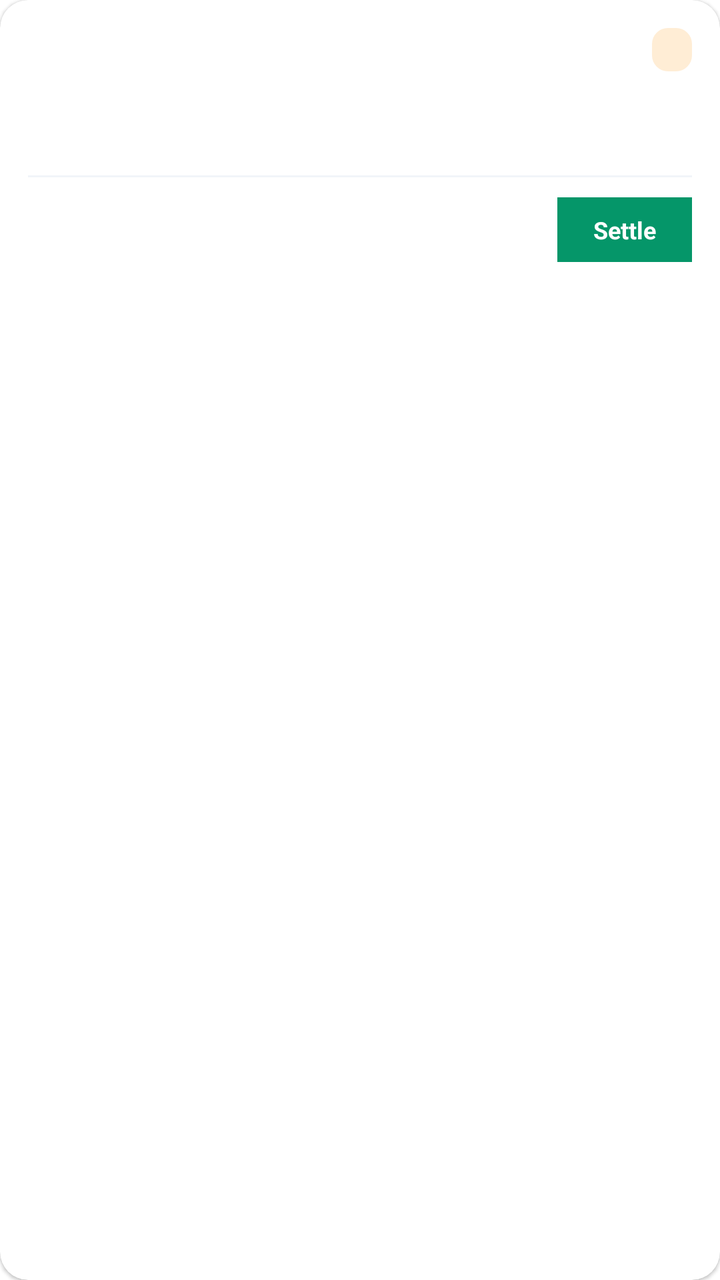
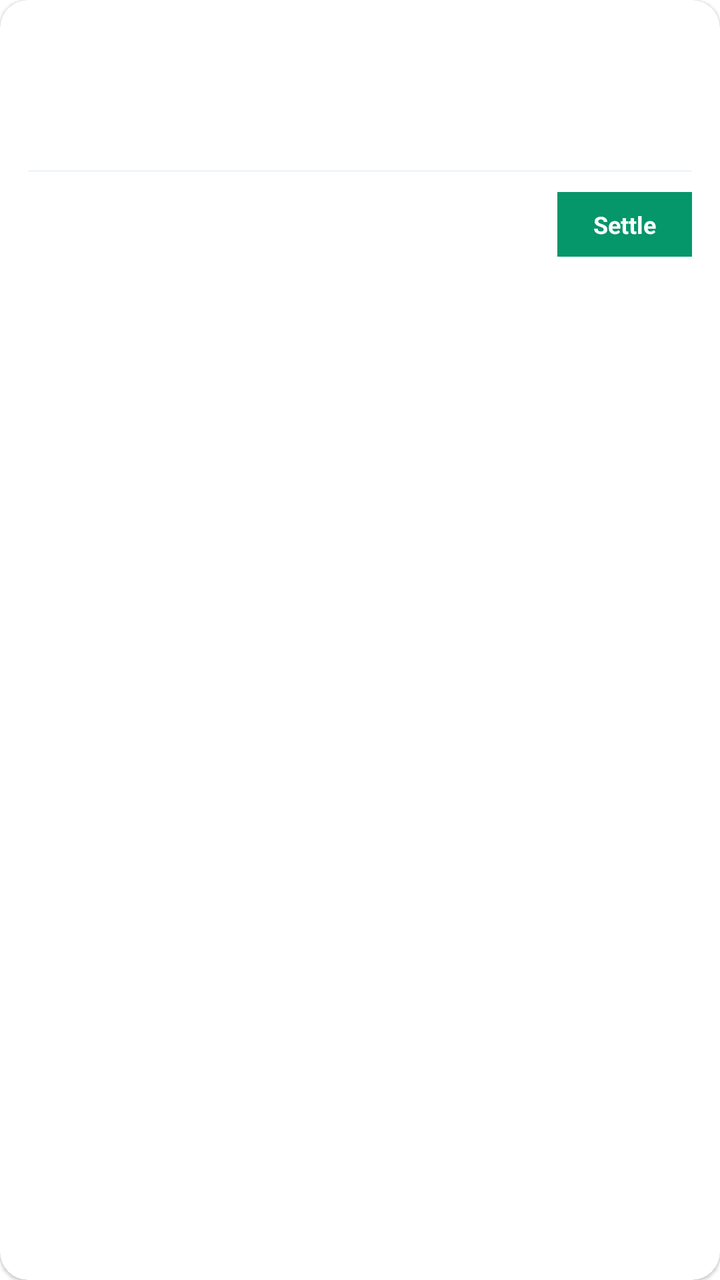

Two renders of the same Android screen: before a commit and after it. Below are the layout's source before the change and the commit's diff.
<!-- AndroidManifest.xml: application theme Theme.DataBridge -->
<!-- res/layout/item_petty_cash_settlement_card.xml -->
<?xml version="1.0" encoding="utf-8"?>
<androidx.cardview.widget.CardView
    xmlns:android="http://schemas.android.com/apk/res/android"
    xmlns:app="http://schemas.android.com/apk/res-auto"
    android:layout_width="match_parent"
    android:layout_height="wrap_content"
    android:layout_marginBottom="12dp"
    app:cardCornerRadius="14dp"
    app:cardElevation="1dp"
    android:foreground="?attr/selectableItemBackground"
    android:clickable="true"
    android:focusable="true">

    <LinearLayout
        android:layout_width="match_parent"
        android:layout_height="wrap_content"
        android:orientation="vertical"
        android:padding="14dp">

        <LinearLayout
            android:layout_width="match_parent"
            android:layout_height="wrap_content"
            android:orientation="horizontal"
            android:gravity="center_vertical">

            <TextView
                android:id="@+id/tvPsCardCode"
                android:layout_width="0dp"
                android:layout_weight="1"
                android:layout_height="wrap_content"
                android:textSize="14sp"
                android:textStyle="bold"
                android:textColor="#0F172A" />

            <TextView
                android:id="@+id/tvPsCardPriority"
                android:layout_width="wrap_content"
                android:layout_height="wrap_content"
                android:textSize="10sp"
                android:textStyle="bold"
                android:textColor="#C2410C"
                android:paddingHorizontal="10dp"
                android:paddingVertical="4dp"
                android:background="@drawable/bg_pc_badge_high" />
        </LinearLayout>

        <LinearLayout
            android:layout_width="match_parent"
            android:layout_height="wrap_content"
            android:orientation="horizontal"
            android:gravity="center_vertical"
            android:layout_marginTop="8dp">

            <LinearLayout
                android:layout_width="0dp"
                android:layout_weight="1"
                android:layout_height="wrap_content"
                android:orientation="vertical">

                <TextView
                    android:id="@+id/tvPsCardWorker"
                    android:layout_width="wrap_content"
                    android:layout_height="wrap_content"
                    android:textSize="13sp"
                    android:textColor="#334155" />

                <TextView
                    android:id="@+id/tvPsCardCategory"
                    android:layout_width="wrap_content"
                    android:layout_height="wrap_content"
                    android:textSize="12sp"
                    android:textColor="#94A3B8" />
            </LinearLayout>

            <TextView
                android:id="@+id/tvPsCardAmount"
                android:layout_width="wrap_content"
                android:layout_height="wrap_content"
                android:fontFamily="monospace"
                android:textStyle="bold"
                android:textSize="16sp"
                android:textColor="#0F172A" />
        </LinearLayout>

        <View
            android:layout_width="match_parent"
            android:layout_height="1dp"
            android:layout_marginTop="10dp"
            android:layout_marginBottom="10dp"
            android:background="#F1F5F9" />

        <LinearLayout
            android:layout_width="match_parent"
            android:layout_height="wrap_content"
            android:orientation="horizontal"
            android:gravity="center_vertical">

            <LinearLayout
                android:layout_width="0dp"
                android:layout_weight="1"
                android:layout_height="wrap_content"
                android:orientation="vertical">

                <TextView
                    android:id="@+id/tvPsCardApprovedInfo"
                    android:layout_width="wrap_content"
                    android:layout_height="wrap_content"
                    android:textSize="11sp"
                    android:textStyle="bold"
                    android:textColor="#059669" />

                <TextView
                    android:id="@+id/tvPsCardApprovedBy"
                    android:layout_width="wrap_content"
                    android:layout_height="wrap_content"
                    android:textSize="11sp"
                    android:textColor="#94A3B8" />
            </LinearLayout>

            <TextView
                android:id="@+id/btnPsCardSettle"
                android:layout_width="wrap_content"
                android:layout_height="wrap_content"
                android:text="Settle"
                android:textSize="12sp"
                android:textStyle="bold"
                android:textColor="#FFFFFF"
                android:background="#059669"
                android:paddingHorizontal="18dp"
                android:paddingVertical="8dp" />
        </LinearLayout>
    </LinearLayout>
</androidx.cardview.widget.CardView>
<!-- resources referenced by this layout -->
<resources>
  <!-- drawable bg_pc_badge_high (drawable) -->
  <?xml version="1.0" encoding="utf-8"?>
  <shape xmlns:android="http://schemas.android.com/apk/res/android"
      android:shape="rectangle">
      <solid android:color="#FFEDD5" />
      <corners android:radius="8dp" />
  </shape>
  <style name="Theme.DataBridge" parent="Theme.MaterialComponents.DayNight.NoActionBar">
      <item name="colorPrimary">#00d4ff</item>
      <item name="colorPrimaryVariant">#16213e</item>
      <item name="colorOnPrimary">#ffffff</item>
      <item name="colorSecondary">#00d4ff</item>
      <item name="android:statusBarColor">#1a1a2e</item>
  </style>
</resources>

<!-- the commit's change to res/layout/item_petty_cash_settlement_card.xml (unified diff, before → after) -->
@@ -32,10 +32,12 @@
                 android:textStyle="bold"
                 android:textColor="#0F172A" />
 
+            
             <TextView
                 android:id="@+id/tvPsCardPriority"
                 android:layout_width="wrap_content"
                 android:layout_height="wrap_content"
+                android:visibility="gone"
                 android:textSize="10sp"
                 android:textStyle="bold"
                 android:textColor="#C2410C"
